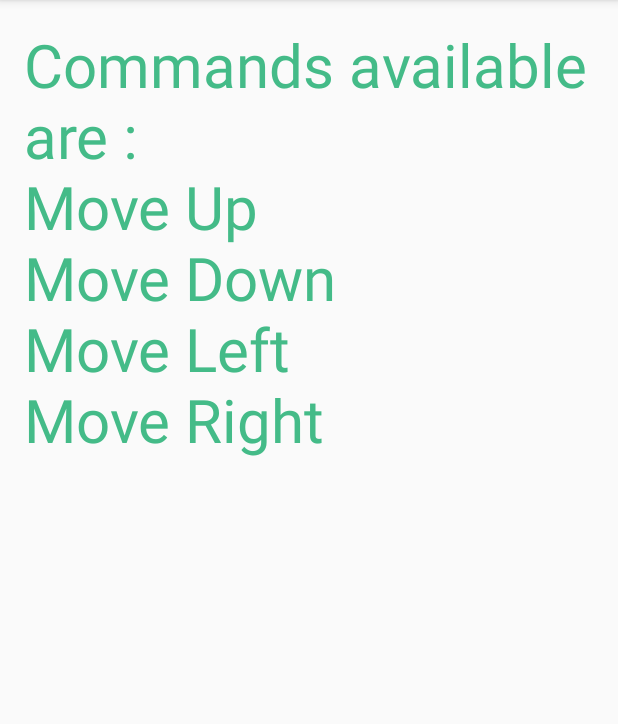
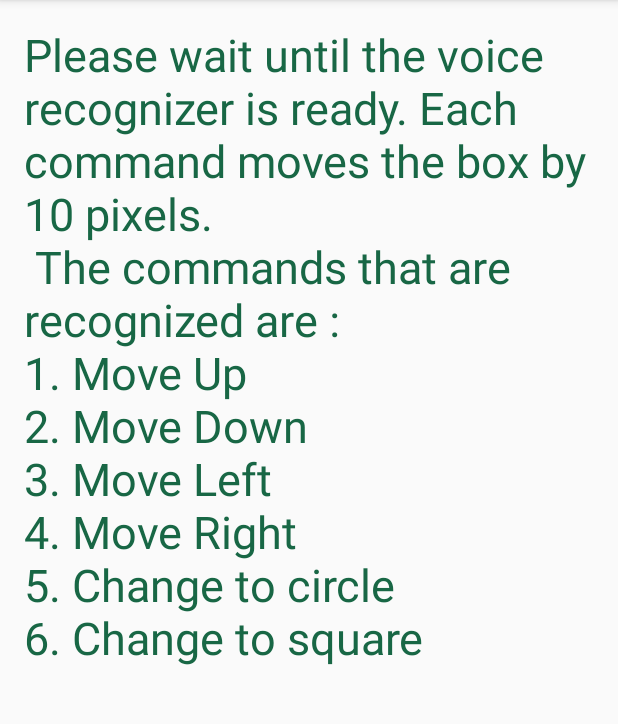
Before and after one commit to GreenerBlue/Delta-App2, an Android app: the Instructions screen opened directly, with no data from a screen before it, on a phone screen of 412 x 824 dp, the part 84-808 px from its top. Run offline under Robolectric (Android 15) with nearby library versions, the phone set to English and light mode, and no system bars.

Commit message:
Minor changes

```diff
--- a/app/src/main/res/layout/activity_instructions.xml
+++ b/app/src/main/res/layout/activity_instructions.xml
@@ -15,8 +15,8 @@ tools:context="com.testing.atul.movethebox.Instructions">
         android:layout_width="wrap_content"
         android:layout_height="wrap_content"
         android:text="@string/info"
-        android:textSize="40sp"
-        android:textColor="#44BB88"
+        android:textSize="30sp"
+        android:textColor="#186745"
         android:layout_alignParentTop="true"
         android:layout_centerHorizontal="true"/>
 
--- a/app/src/main/res/layout/activity_main.xml
+++ b/app/src/main/res/layout/activity_main.xml
@@ -12,9 +12,10 @@
 
     <Button
         style="?android:attr/buttonStyleSmall"
-        android:layout_width="wrap_content"
+        android:layout_width="match_parent"
         android:layout_height="wrap_content"
         android:text="@string/button1"
+        android:textAlignment="center"
         android:id="@+id/button"
         android:onClick="listen"
         android:layout_alignParentBottom="true"
--- a/app/src/main/res/values/strings.xml
+++ b/app/src/main/res/values/strings.xml
@@ -1,7 +1,8 @@
 <resources>
     <string name="app_name">MoveTheBox</string>
-    <string name="button1">SPEAK</string>
+    <string name="button1">TAP TO SPEAK</string>
     <string name="info">
-        Commands available are :\nMove Up \nMove Down \nMove Left \nMove Right \n
+        Please wait until the voice recognizer is ready. Each command moves the box by 10 pixels.\n
+        The commands that are recognized are :\n1. Move Up \n2. Move Down \n3. Move Left \n4. Move Right \n5. Change to circle\n6. Change to square\n
     </string>
 </resources>
```
Also changed, not shown: app/src/main/java/com/testing/atul/movethebox/MainActivity.java (+22 -16 lines).
